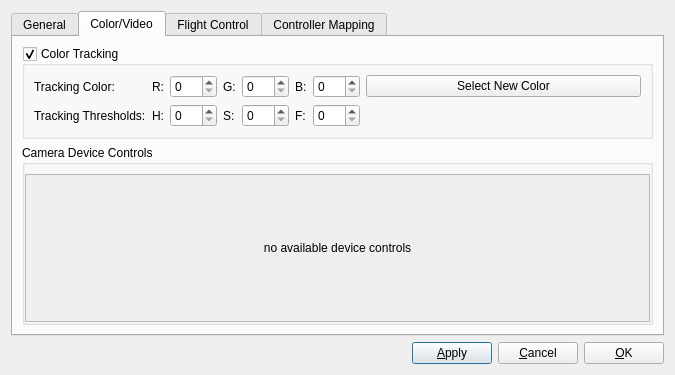
This is heliview/src/SettingsDialog.ui in gcsmith/ktgt-uav-desktop as Qt 5 draws it before an edit. The edited form follows.
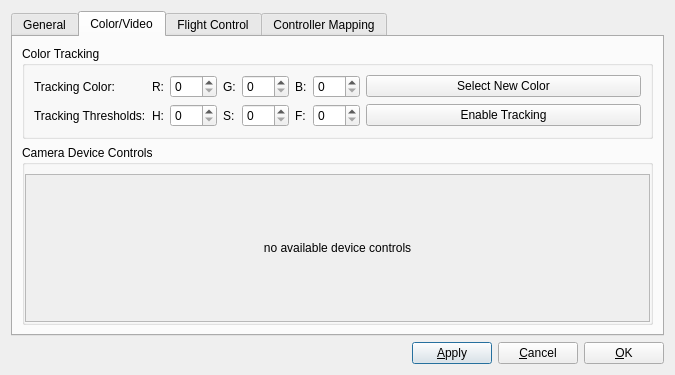
This is the edited form. The open tabs and pages were chosen to show the change.

Commit message: color tracking enable buttons

What changed in the file:
```diff
--- a/heliview/src/SettingsDialog.ui
+++ b/heliview/src/SettingsDialog.ui
@@ -225,7 +225,7 @@
           <bool>false</bool>
          </property>
          <property name="checkable">
-          <bool>true</bool>
+          <bool>false</bool>
          </property>
          <layout class="QGridLayout" name="gridLayout_6">
           <item row="1" column="0">
@@ -417,6 +417,13 @@
             </property>
            </widget>
           </item>
+          <item row="2" column="8">
+           <widget class="QPushButton" name="btnToggleTracking">
+            <property name="text">
+             <string>Enable Tracking</string>
+            </property>
+           </widget>
+          </item>
          </layout>
         </widget>
        </item>
```
Left out of the diff: 42 changed lines with no effect on the pictures. The commit also changes 9 other files.
